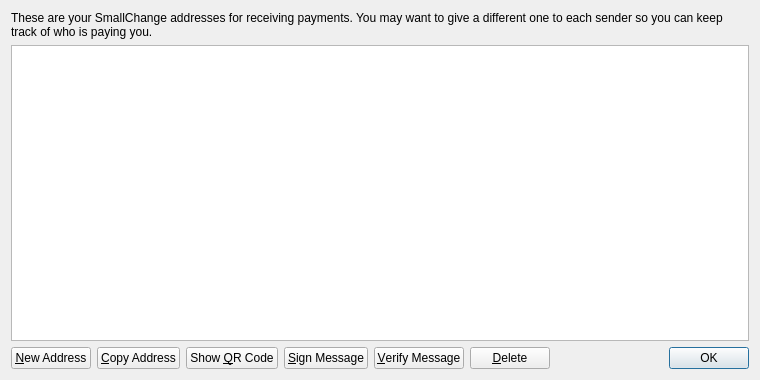
Before: the Qt Designer form src/qt/forms/addressbookpage.ui in TrayboonBucks/Trayboon_Bucks, drawn with Qt 5.
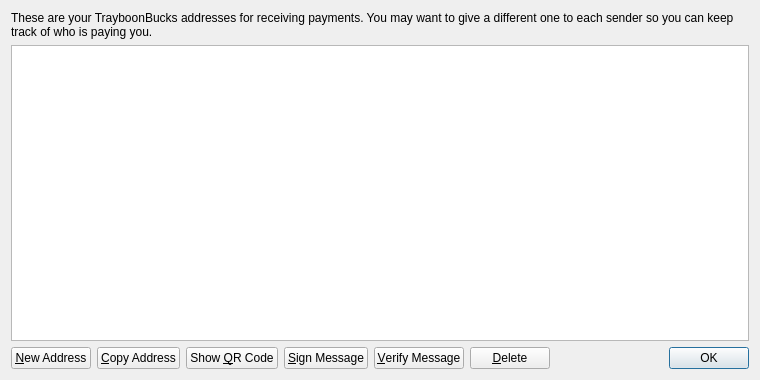
After: the same form once the commit is applied. Icons and pictures are not drawn.

The edit to the form file:
```diff
--- a/src/qt/forms/addressbookpage.ui
+++ b/src/qt/forms/addressbookpage.ui
@@ -17,7 +17,7 @@
    <item>
     <widget class="QLabel" name="labelExplanation">
      <property name="text">
-      <string>These are your SmallChange addresses for receiving payments. You may want to give a different one to each sender so you can keep track of who is paying you.</string>
+      <string>These are your TrayboonBucks addresses for receiving payments. You may want to give a different one to each sender so you can keep track of who is paying you.</string>
      </property>
      <property name="textFormat">
       <enum>Qt::PlainText</enum>
```
